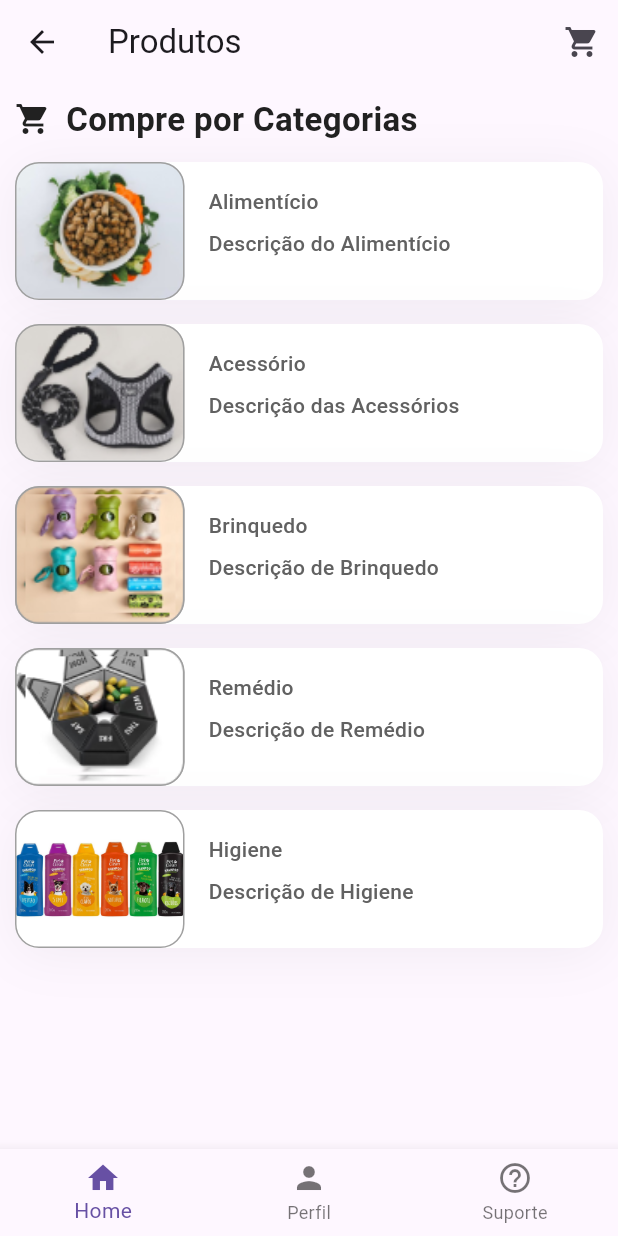
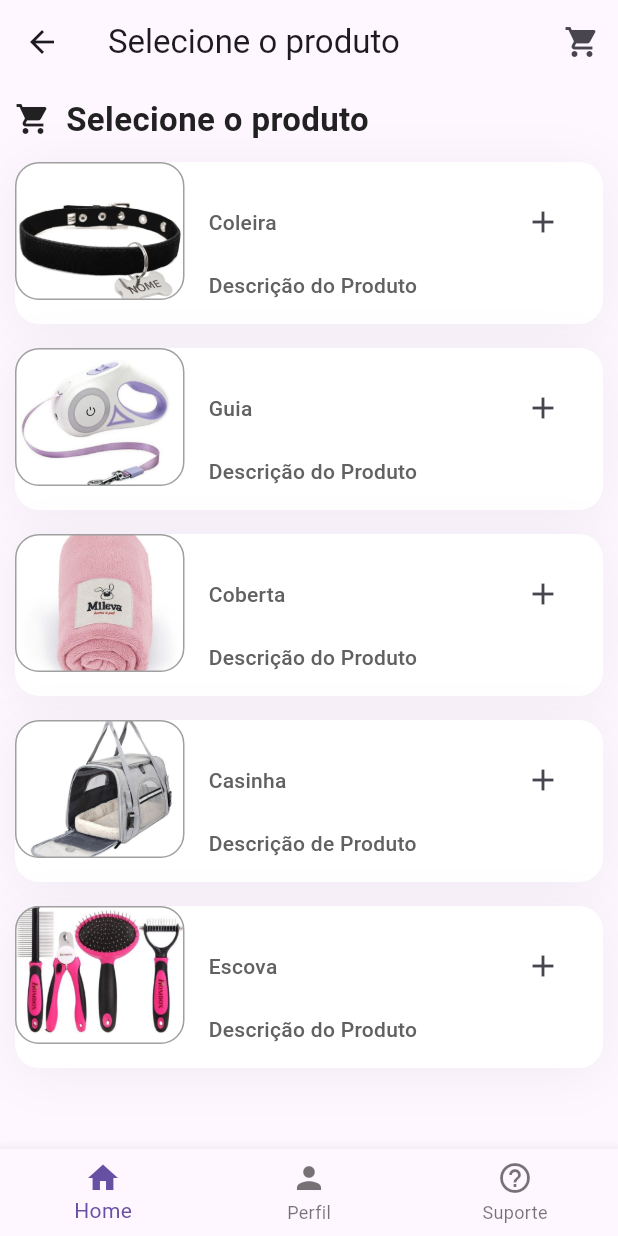
Before and after one commit to diegrap/petshop, a Flutter app: the Products screen opened by its route, after a tap on "Acessório", on a phone screen of 412 x 824 dp. Run offline on Flutter 3.47's test engine with Material 3 defaults, Android fonts, the phone set to English and light mode, and no system bars; our stand-ins replace dio, firebase_auth, firebase_core, flutter_bloc, googleapis_auth; missing offline and left inert: googleapis; accounts and stored records are empty; Roboto replaces fonts that are missing (Urbanist); project files that could hold a hidden picture were left out.

Commit message:
Alterações no arquivo Acessorios

```diff
--- a/lib/view/acessorio.dart
+++ b/lib/view/acessorio.dart
@@ -0,0 +1,241 @@
+import 'package:flutter/material.dart';
+import 'package:petshop_final/view/user_profile.dart';
+import 'package:petshop_final/view/products.dart';
+
+class Acessorios extends StatefulWidget {
+  final List<String> cartItems = [];
+
+  @override
+  _AcessoriosState createState() => _AcessoriosState();
+}
+
+class _AcessoriosState extends State<Acessorios> {
+  void _onItemTapped(int index) {
+    if (index == 0) {
+      Navigator.pushReplacement(
+        context,
+        MaterialPageRoute(builder: (context) => Products()),
+      );
+    } else if (index == 1) {
+      Navigator.pushReplacement(
+        context,
+        MaterialPageRoute(builder: (context) => UserProfile()),
+      );
+    }
+  }
+
+  @override
+  Widget build(BuildContext context) {
+    return Scaffold(
+      appBar: AppBar(
+        title: Text('Selecione o produto'),
+        actions: [
+          IconButton(
+            icon: Icon(Icons.shopping_cart),
+            onPressed: () {
+              Navigator.pushNamed(context, '/shopping_cart',
+                  arguments: widget.cartItems);
+            },
+          ),
+        ],
+      ),
+      body: SingleChildScrollView(
+        padding: EdgeInsets.all(10.0),
+        child: Column(
+          crossAxisAlignment: CrossAxisAlignment.start,
+          children: [
+            Row(
+              children: [
+                Icon(
+                  Icons.shopping_cart,
+                  color: Color(0xFF212121),
+                ),
+                SizedBox(width: 10),
+                Text(
+                  'Selecione o produto',
+                  style: TextStyle(
+                    fontWeight: FontWeight.w700,
+                    fontSize: 22,
+                    height: 1.2,
+                    color: Color(0xFF212121),
+                  ),
+                ),
+              ],
+            ),
+            SizedBox(height: 16),
+            CategoryCard(
+              title: 'Coleira',
+              description: 'Descrição do Produto',
+              imageUrl: 'assets/images/coleira.jpg',
+              onTap: () {
+                _addToCart(context, 'Coleira');
+              },
+            ),
+            SizedBox(height: 16),
+            CategoryCard(
+              title: 'Guia',
+              description: 'Descrição do Produto',
+              imageUrl: 'assets/images/guia.jpg',
+              onTap: () {
+                _addToCart(context, 'Guia');
+              },
+            ),
+            SizedBox(height: 16),
+            CategoryCard(
+              title: 'Coberta',
+              description: 'Descrição do Produto',
+              imageUrl: 'assets/images/coberta.jpg',
+              onTap: () {
+                _addToCart(context, 'Coberta');
+              },
+            ),
+            SizedBox(height: 16),
+            CategoryCard(
+              title: 'Casinha',
+              description: 'Descrição de Produto',
+              imageUrl: 'assets/images/casinha.jpg',
+              onTap: () {
+                _addToCart(context, 'Casinha');
+              },
+            ),
+            SizedBox(height: 16),
+            CategoryCard(
+              title: 'Escova',
+              description: 'Descrição do Produto',
+              imageUrl: 'assets/images/escova.jpg',
+              onTap: () {
+                _addToCart(context, 'Escova');
+              },
+            ),
+          ],
+        ),
+      ),
+      bottomNavigationBar: BottomNavigationBar(
+        items: [
+          BottomNavigationBarItem(
+            icon: Icon(Icons.home),
+            label: 'Home',
+          ),
+          BottomNavigationBarItem(
+            icon: Icon(Icons.person),
+            label: 'Perfil',
+          ),
+          BottomNavigationBarItem(
+            icon: Icon(Icons.help_outline),
+            label: 'Suporte',
+          ),
+        ],
+        onTap: (index) {
+          if (index == 0) {
+            Navigator.pushNamed(context, '/products');
+          } else if (index == 1) {
+            Navigator.pushNamed(context, '/user_profile');
+          } else if (index == 2) {
+            Navigator.pushNamed(context, '/support');
+          }
+        },
+      ),
+    );
+  }
+
+  void _addToCart(BuildContext context, String productName) {
+    widget.cartItems.add(productName);
+    ScaffoldMessenger.of(context).showSnackBar(
+      SnackBar(
+        content: Text('Produto $productName adicionado ao carrinho.'),
+        duration: Duration(seconds: 2),
+      ),
+    );
+  }
+}
+
+class CategoryCard extends StatelessWidget {
+  final String title;
+  final String description;
+  final String imageUrl;
+  final VoidCallback onTap;
+
+  const CategoryCard({
+    required this.title,
+    required this.description,
+    required this.imageUrl,
+    required this.onTap,
+  });
+
+  @override
+  Widget build(BuildContext context) {
+    return GestureDetector(
+      onTap: onTap,
+      child: Container(
+        decoration: BoxDecoration(
+          borderRadius: BorderRadius.circular(16),
+          color: Color(0xFFFFFFFF),
+          boxShadow: [
+            BoxShadow(
+              color: Color(0x0D04060F),
+              offset: Offset(0, 4),
+              blurRadius: 30,
+            ),
+          ],
+        ),
+        child: Row(
+          crossAxisAlignment: CrossAxisAlignment.start,
+          children: [
+            Container(
+              decoration: BoxDecoration(
+                border: Border.all(color: Color(0xFFA0A0A0)),
+                borderRadius: BorderRadius.circular(16),
+                image: DecorationImage(
+                  fit: BoxFit.cover,
+                  image: AssetImage(imageUrl),
+                ),
+              ),
+              width: 113,
+              height: 92,
+            ),
+            Expanded(
+              child: Padding(
+                padding: EdgeInsets.all(16.0),
+                child: Column(
+                  crossAxisAlignment: CrossAxisAlignment.start,
+                  children: [
+                    Row(
+                      mainAxisAlignment: MainAxisAlignment.spaceBetween,
+                      children: [
+                        Text(
+                          title,
+                          style: TextStyle(
+                            fontWeight: FontWeight.w500,
+                            fontSize: 14,
+                            height: 1.4,
+                            letterSpacing: 0.2,
+                            color: Color(0xFF616161),
+                          ),
+                        ),
+                        IconButton(
+                          icon: Icon(Icons.add),
+                          onPressed: onTap,
+                        ),
+                      ],
+                    ),
+                    SizedBox(height: 8),
+                    Text(
+                      description,
+                      style: TextStyle(
+                        fontWeight: FontWeight.w500,
+                        fontSize: 14,
+                        height: 1.4,
+                        letterSpacing: 0.2,
+                        color: Color(0xFF616161),
+                      ),
+                    ),
+                  ],
+                ),
+              ),
+            ),
+          ],
+        ),
+      ),
+    );
+  }
+}
--- a/lib/view/products.dart
+++ b/lib/view/products.dart
@@ -2,6 +2,7 @@ import 'package:flutter/material.dart';
 import 'package:flutter_bloc/flutter_bloc.dart';
 import 'package:petshop_final/bloc/manage_bloc.dart';
 import 'alimenticio.dart';
+import 'acessorio.dart';
 import 'package:petshop_final/view/user_profile.dart';
 
 class Products extends StatefulWidget {
@@ -84,7 +85,12 @@ class _ProductsState extends State<Products> {
                   description: 'Descrição das Acessórios',
                   imageUrl: 'assets/images/acessorios.jpeg',
                   onTap: () {
-                    //
+                    Navigator.push(
+                      context,
+                      MaterialPageRoute(
+                        builder: (context) => Acessorios(),
+                      ),
+                    );
                   },
                 ),
                 SizedBox(height: 16),
--- a/pubspec.yaml
+++ b/pubspec.yaml
@@ -41,6 +41,11 @@ flutter:
     - assets/images/pate.jpg
     - assets/images/sache.jpg
     - assets/images/sticks.jpg
+    - assets/images/coleira.jpg
+    - assets/images/guia.jpg
+    - assets/images/casinha.jpg
+    - assets/images/coberta.jpg
+    - assets/images/escova.jpg
     - assets/images/user_placeholder.png
     - assets/images/pet_placeholder.png
     - assets/credentials.json
```
Also changed, not shown: assets/images/casinha.jpg (added), assets/images/coberta.jpg (added), assets/images/coleira.jpg (added), assets/images/escova.jpg (added), assets/images/guia.jpg (added), pubspec.lock.
